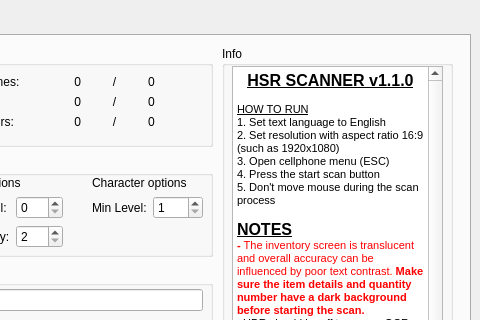
This is src/ui/hsr_scanner.ui in kel-z/HSR-Scanner as Qt 5 draws it before an edit; both pictures show x 220 to 700 and y 0 to 320 of the 700 by 560 pixel window. The edited form follows.
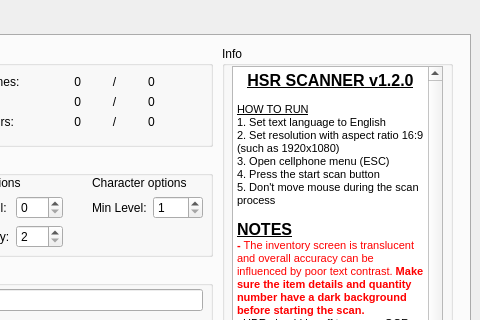
This is the edited form. Custom widgets are drawn as their Qt base class.

What changed in the file:
```diff
--- a/src/ui/hsr_scanner.ui
+++ b/src/ui/hsr_scanner.ui
@@ -571,19 +571,19 @@
         <string>&lt;!DOCTYPE HTML PUBLIC &quot;-//W3C//DTD HTML 4.0//EN&quot; &quot;http://www.w3.org/TR/REC-html40/strict.dtd&quot;&gt;
 &lt;html&gt;&lt;head&gt;&lt;meta name=&quot;qrichtext&quot; content=&quot;1&quot; /&gt;&lt;style type=&quot;text/css&quot;&gt;
 p, li { white-space: pre-wrap; }
-&lt;/style&gt;&lt;/head&gt;&lt;body style=&quot; font-family:'MS Shell Dlg 2'; font-size:7.8pt; font-weight:400; font-style:normal;&quot;&gt;
-&lt;p align=&quot;center&quot; style=&quot; margin-top:0px; margin-bottom:0px; margin-left:0px; margin-right:0px; -qt-block-indent:0; text-indent:0px;&quot;&gt;&lt;span style=&quot; font-size:12pt; font-weight:600; text-decoration: underline;&quot;&gt;HSR SCANNER v1.1.0&lt;/span&gt;&lt;/p&gt;
+&lt;/style&gt;&lt;/head&gt;&lt;body style=&quot; font-family:'MS Shell Dlg 2'; font-size:8pt; font-weight:400; font-style:normal;&quot;&gt;
+&lt;p align=&quot;center&quot; style=&quot; margin-top:0px; margin-bottom:0px; margin-left:0px; margin-right:0px; -qt-block-indent:0; text-indent:0px;&quot;&gt;&lt;span style=&quot; font-size:12pt; font-weight:600; text-decoration: underline;&quot;&gt;HSR SCANNER v1.2.0&lt;/span&gt;&lt;/p&gt;
 &lt;p align=&quot;center&quot; style=&quot;-qt-paragraph-type:empty; margin-top:0px; margin-bottom:0px; margin-left:0px; margin-right:0px; -qt-block-indent:0; text-indent:0px; font-size:8.25pt;&quot;&gt;&lt;br /&gt;&lt;/p&gt;
 &lt;p style=&quot; margin-top:0px; margin-bottom:0px; margin-left:0px; margin-right:0px; -qt-block-indent:0; text-indent:0px;&quot;&gt;&lt;span style=&quot; font-size:8.25pt; text-decoration: underline;&quot;&gt;HOW TO RUN&lt;/span&gt;&lt;/p&gt;
 &lt;p style=&quot; margin-top:0px; margin-bottom:0px; margin-left:0px; margin-right:0px; -qt-block-indent:0; text-indent:0px;&quot;&gt;&lt;span style=&quot; font-size:8.25pt;&quot;&gt;1. Set text language to English&lt;/span&gt;&lt;/p&gt;
-&lt;p style=&quot; margin-top:0px; margin-bottom:0px; margin-left:0px; margin-right:0px; -qt-block-indent:0; text-indent:0px;&quot;&gt;&lt;span style=&quot; font-size:8pt;&quot;&gt;2. Set resolution with aspect ratio 16:9 (such as 1920x1080)&lt;/span&gt;&lt;/p&gt;
-&lt;p style=&quot; margin-top:0px; margin-bottom:0px; margin-left:0px; margin-right:0px; -qt-block-indent:0; text-indent:0px;&quot;&gt;&lt;span style=&quot; font-size:8pt;&quot;&gt;3. Open cellphone menu (ESC)&lt;/span&gt;&lt;/p&gt;
-&lt;p style=&quot; margin-top:0px; margin-bottom:0px; margin-left:0px; margin-right:0px; -qt-block-indent:0; text-indent:0px;&quot;&gt;&lt;span style=&quot; font-size:8pt;&quot;&gt;4. Press the start scan button&lt;/span&gt;&lt;/p&gt;
-&lt;p style=&quot; margin-top:0px; margin-bottom:0px; margin-left:0px; margin-right:0px; -qt-block-indent:0; text-indent:0px;&quot;&gt;&lt;span style=&quot; font-size:8pt;&quot;&gt;5. Don't move mouse during the scan process&lt;/span&gt;&lt;/p&gt;
-&lt;p style=&quot;-qt-paragraph-type:empty; margin-top:0px; margin-bottom:0px; margin-left:0px; margin-right:0px; -qt-block-indent:0; text-indent:0px; font-size:8pt;&quot;&gt;&lt;br /&gt;&lt;/p&gt;
+&lt;p style=&quot; margin-top:0px; margin-bottom:0px; margin-left:0px; margin-right:0px; -qt-block-indent:0; text-indent:0px;&quot;&gt;2. Set resolution with aspect ratio 16:9 (such as 1920x1080)&lt;/p&gt;
+&lt;p style=&quot; margin-top:0px; margin-bottom:0px; margin-left:0px; margin-right:0px; -qt-block-indent:0; text-indent:0px;&quot;&gt;3. Open cellphone menu (ESC)&lt;/p&gt;
+&lt;p style=&quot; margin-top:0px; margin-bottom:0px; margin-left:0px; margin-right:0px; -qt-block-indent:0; text-indent:0px;&quot;&gt;4. Press the start scan button&lt;/p&gt;
+&lt;p style=&quot; margin-top:0px; margin-bottom:0px; margin-left:0px; margin-right:0px; -qt-block-indent:0; text-indent:0px;&quot;&gt;5. Don't move mouse during the scan process&lt;/p&gt;
+&lt;p style=&quot;-qt-paragraph-type:empty; margin-top:0px; margin-bottom:0px; margin-left:0px; margin-right:0px; -qt-block-indent:0; text-indent:0px;&quot;&gt;&lt;br /&gt;&lt;/p&gt;
 &lt;p style=&quot; margin-top:0px; margin-bottom:0px; margin-left:0px; margin-right:0px; -qt-block-indent:0; text-indent:0px;&quot;&gt;&lt;span style=&quot; font-size:12pt; font-weight:600; text-decoration: underline;&quot;&gt;NOTES&lt;/span&gt;&lt;/p&gt;
-&lt;p style=&quot; margin-top:0px; margin-bottom:0px; margin-left:0px; margin-right:0px; -qt-block-indent:0; text-indent:0px;&quot;&gt;&lt;span style=&quot; font-size:8pt; font-weight:600; color:#ff0000;&quot;&gt;- &lt;/span&gt;&lt;span style=&quot; font-size:8pt; color:#ff0000;&quot;&gt;The inventory screen is translucent and overall accuracy can be influenced by poor text contrast. &lt;/span&gt;&lt;span style=&quot; font-size:8pt; font-weight:600; color:#ff0000;&quot;&gt;Make sure the item details and quantity number have a dark background before starting the scan.&lt;/span&gt;&lt;/p&gt;
-&lt;p style=&quot; margin-top:0px; margin-bottom:0px; margin-left:0px; margin-right:0px; -qt-block-indent:0; text-indent:0px;&quot;&gt;- &lt;span style=&quot; font-size:8.25pt;&quot;&gt;HDR should be off to ensure OCR accuracy.&lt;/span&gt;&lt;/p&gt;
+&lt;p style=&quot; margin-top:0px; margin-bottom:0px; margin-left:0px; margin-right:0px; -qt-block-indent:0; text-indent:0px;&quot;&gt;&lt;span style=&quot; font-weight:600; color:#ff0000;&quot;&gt;- &lt;/span&gt;&lt;span style=&quot; color:#ff0000;&quot;&gt;The inventory screen is translucent and overall accuracy can be influenced by poor text contrast. &lt;/span&gt;&lt;span style=&quot; font-weight:600; color:#ff0000;&quot;&gt;Make sure the item details and quantity number have a dark background before starting the scan.&lt;/span&gt;&lt;/p&gt;
+&lt;p style=&quot; margin-top:0px; margin-bottom:0px; margin-left:0px; margin-right:0px; -qt-block-indent:0; text-indent:0px;&quot;&gt;&lt;span style=&quot; font-size:7.8pt;&quot;&gt;- &lt;/span&gt;&lt;span style=&quot; font-size:8.25pt;&quot;&gt;HDR should be off to ensure OCR accuracy.&lt;/span&gt;&lt;/p&gt;
 &lt;p style=&quot; margin-top:0px; margin-bottom:0px; margin-left:0px; margin-right:0px; -qt-block-indent:0; text-indent:0px;&quot;&gt;&lt;span style=&quot; font-size:8.25pt;&quot;&gt;- Certain dual monitor configurations can cause screenshots to capture incorrectly. If this is the case, try moving HSR to a different monitor before retrying the scan.&lt;/span&gt;&lt;/p&gt;
 &lt;p style=&quot; margin-top:0px; margin-bottom:0px; margin-left:0px; margin-right:0px; -qt-block-indent:0; text-indent:0px;&quot;&gt;&lt;span style=&quot; font-size:8.25pt;&quot;&gt;- Database is updated separately from this app. If the database version doesn't match the latest game version, then the database hasn't been updated yet. You will need to check again later.&lt;/span&gt;&lt;/p&gt;
 &lt;p style=&quot;-qt-paragraph-type:empty; margin-top:0px; margin-bottom:0px; margin-left:0px; margin-right:0px; -qt-block-indent:0; text-indent:0px; font-size:8.25pt;&quot;&gt;&lt;br /&gt;&lt;/p&gt;
```
Left out of the diff: 12 changed lines with no effect on the pictures.
